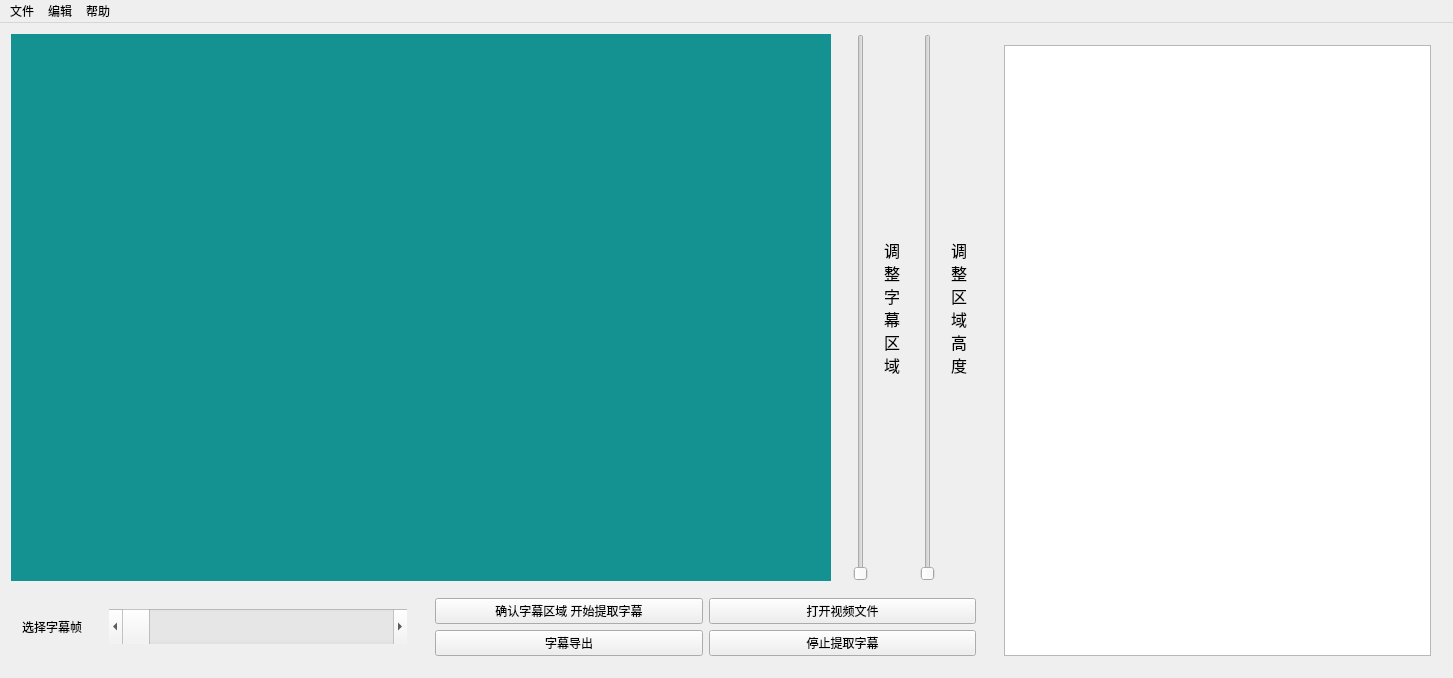
This is ExtractSubtitle/subtitle.ui in capp-adocia/Embed-Subtitle-Extractor-Lite as Qt 5 draws it before an edit. The edited form follows.
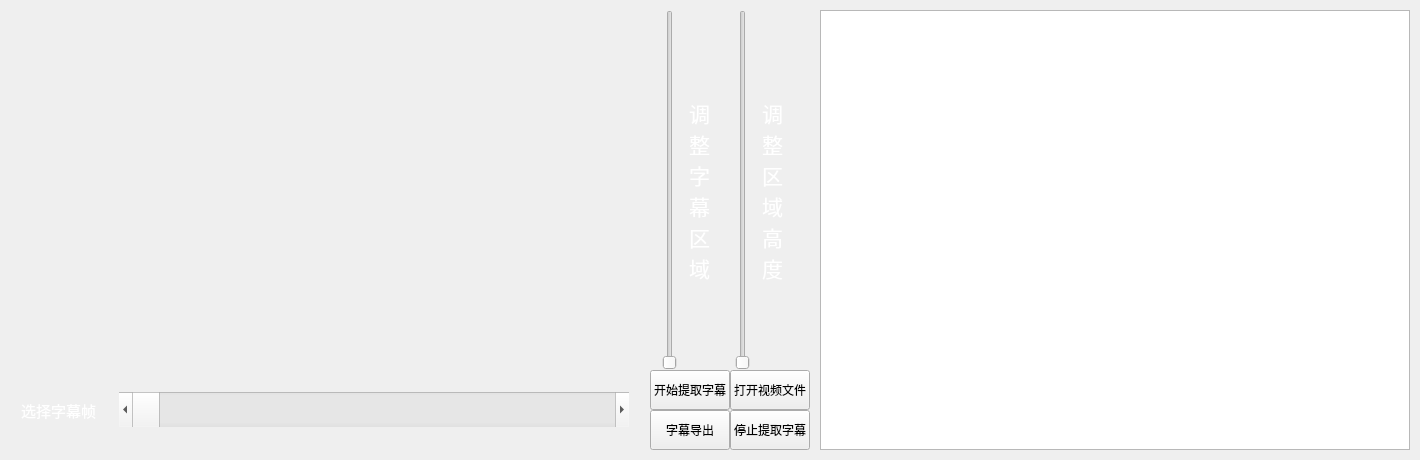
This is the edited form.

Diff of the .ui file:
```diff
--- a/ExtractSubtitle/subtitle.ui
+++ b/ExtractSubtitle/subtitle.ui
@@ -6,14 +6,14 @@
    <rect>
     <x>0</x>
     <y>0</y>
-    <width>1453</width>
-    <height>678</height>
+    <width>1420</width>
+    <height>460</height>
    </rect>
   </property>
   <property name="minimumSize">
    <size>
-    <width>1453</width>
-    <height>678</height>
+    <width>0</width>
+    <height>0</height>
    </size>
   </property>
   <property name="sizeIncrement">
@@ -26,13 +26,31 @@
    <string>Subtitle</string>
   </property>
   <widget class="QWidget" name="centralWidget">
-   <layout class="QGridLayout" name="gridLayout_5">
+   <layout class="QGridLayout" name="gridLayout">
+    <property name="leftMargin">
+     <number>10</number>
+    </property>
+    <property name="topMargin">
+     <number>10</number>
+    </property>
+    <property name="rightMargin">
+     <number>10</number>
+    </property>
+    <property name="bottomMargin">
+     <number>10</number>
+    </property>
+    <property name="horizontalSpacing">
+     <number>10</number>
+    </property>
+    <property name="verticalSpacing">
+     <number>0</number>
+    </property>
     <item row="0" column="0" colspan="2">
      <widget class="QStackedWidget" name="stackedWidget">
       <property name="minimumSize">
        <size>
-        <width>820</width>
-        <height>480</height>
+        <width>630</width>
+        <height>360</height>
        </size>
       </property>
       <property name="maximumSize">
@@ -41,6 +59,9 @@
         <height>16777215</height>
        </size>
       </property>
+      <property name="styleSheet">
+       <string notr="true"/>
+      </property>
       <property name="currentIndex">
        <number>0</number>
       </property>
@@ -58,7 +79,7 @@
         </size>
        </property>
        <property name="styleSheet">
-        <string notr="true">background-color: rgb(20, 145, 145);</string>
+        <string notr="true"/>
        </property>
       </widget>
       <widget class="QWidget" name="PlayPage">
@@ -108,13 +129,13 @@
         <widget class="QLabel" name="Label">
          <property name="maximumSize">
           <size>
-           <width>20</width>
+           <width>34</width>
            <height>16777215</height>
           </size>
          </property>
          <property name="font">
           <font>
-           <pointsize>12</pointsize>
+           <pointsize>16</pointsize>
           </font>
          </property>
          <property name="contextMenuPolicy">
@@ -123,6 +144,9 @@
          <property name="layoutDirection">
           <enum>Qt::LeftToRight</enum>
          </property>
+         <property name="styleSheet">
+          <string notr="true">color: rgb(255, 255, 255);</string>
+         </property>
          <property name="text">
           <string>调整字幕区域</string>
          </property>
@@ -160,13 +184,13 @@
         <widget class="QLabel" name="Label_2">
          <property name="maximumSize">
           <size>
-           <width>20</width>
+           <width>34</width>
            <height>16777215</height>
           </size>
          </property>
          <property name="font">
           <font>
-           <pointsize>12</pointsize>
+           <pointsize>16</pointsize>
           </font>
          </property>
          <property name="contextMenuPolicy">
@@ -175,6 +199,9 @@
          <property name="layoutDirection">
           <enum>Qt::LeftToRight</enum>
          </property>
+         <property name="styleSheet">
+          <string notr="true">color: rgb(255, 255, 255);</string>
+         </property>
          <property name="text">
           <string>调整区域高度</string>
          </property>
@@ -208,34 +235,137 @@
       </layout>
      </widget>
     </item>
-    <item row="1" column="0">
+    <item row="0" column="3" rowspan="2">
+     <widget class="QTextBrowser" name="textBrowser">
+      <property name="minimumSize">
+       <size>
+        <width>0</width>
+        <height>230</height>
+       </size>
+      </property>
+      <property name="font">
+       <font>
+        <pointsize>11</pointsize>
+       </font>
+      </property>
+     </widget>
+    </item>
+    <item row="1" column="2">
+     <widget class="QWidget" name="widget_2" native="true">
+      <layout class="QGridLayout" name="gridLayout_2">
+       <property name="leftMargin">
+        <number>0</number>
+       </property>
+       <property name="topMargin">
+        <number>0</number>
+       </property>
+       <property name="rightMargin">
+        <number>0</number>
+       </property>
+       <property name="bottomMargin">
+        <number>0</number>
+       </property>
+       <property name="spacing">
+        <number>0</number>
+       </property>
+       <item row="0" column="1">
+        <widget class="QPushButton" name="openVideoButton">
+         <property name="minimumSize">
+          <size>
+           <width>0</width>
+           <height>40</height>
+          </size>
+         </property>
+         <property name="text">
+          <string>打开视频文件</string>
+         </property>
+        </widget>
+       </item>
+       <item row="0" column="0">
+        <widget class="QPushButton" name="resquestButton">
+         <property name="minimumSize">
+          <size>
+           <width>0</width>
+           <height>40</height>
+          </size>
+         </property>
+         <property name="maximumSize">
+          <size>
+           <width>16777215</width>
+           <height>16777215</height>
+          </size>
+         </property>
+         <property name="text">
+          <string>开始提取字幕</string>
+         </property>
+        </widget>
+       </item>
+       <item row="1" column="0">
+        <widget class="QPushButton" name="subtitleExportButton">
+         <property name="minimumSize">
+          <size>
+           <width>0</width>
+           <height>40</height>
+          </size>
+         </property>
+         <property name="text">
+          <string>字幕导出</string>
+         </property>
+        </widget>
+       </item>
+       <item row="1" column="1">
+        <widget class="QPushButton" name="stopExtractButton">
+         <property name="minimumSize">
+          <size>
+           <width>0</width>
+           <height>40</height>
+          </size>
+         </property>
+         <property name="text">
+          <string>停止提取字幕</string>
+         </property>
+        </widget>
+       </item>
+      </layout>
+     </widget>
+    </item>
+    <item row="1" column="0" colspan="2">
      <widget class="QWidget" name="widget" native="true">
       <layout class="QGridLayout" name="gridLayout_4">
        <item row="0" column="0">
         <widget class="QLabel" name="label">
          <property name="minimumSize">
           <size>
-           <width>81</width>
+           <width>92</width>
            <height>54</height>
           </size>
          </property>
          <property name="maximumSize">
           <size>
-           <width>81</width>
+           <width>92</width>
            <height>54</height>
           </size>
          </property>
          <property name="font">
           <font>
-           <pointsize>9</pointsize>
+           <pointsize>11</pointsize>
           </font>
          </property>
          <property name="toolTip">
           <string notr="true"/>
          </property>
+         <property name="layoutDirection">
+          <enum>Qt::LeftToRight</enum>
+         </property>
+         <property name="styleSheet">
+          <string notr="true">color: rgb(255, 255, 255);</string>
+         </property>
          <property name="text">
           <string>选择字幕帧</string>
          </property>
+         <property name="alignment">
+          <set>Qt::AlignLeading|Qt::AlignLeft|Qt::AlignVCenter</set>
+         </property>
         </widget>
        </item>
        <item row="0" column="1">
@@ -263,89 +393,8 @@
       </layout>
      </widget>
     </item>
-    <item row="1" column="1" colspan="2">
-     <widget class="QWidget" name="widget_2" native="true">
-      <layout class="QGridLayout" name="gridLayout_2">
-       <item row="0" column="0">
-        <widget class="QPushButton" name="resquestButton">
-         <property name="text">
-          <string>确认字幕区域 开始提取字幕</string>
-         </property>
-        </widget>
-       </item>
-       <item row="0" column="1">
-        <widget class="QPushButton" name="openVideoButton">
-         <property name="text">
-          <string>打开视频文件</string>
-         </property>
-        </widget>
-       </item>
-       <item row="1" column="0">
-        <widget class="QPushButton" name="subtitleExportButton">
-         <property name="text">
-          <string>字幕导出</string>
-         </property>
-        </widget>
-       </item>
-       <item row="1" column="1">
-        <widget class="QPushButton" name="stopExtractButton">
-         <property name="text">
-          <string>停止提取字幕</string>
-         </property>
-        </widget>
-       </item>
-      </layout>
-     </widget>
-    </item>
-    <item row="0" column="3" rowspan="2">
-     <widget class="QWidget" name="textBrowserWidget" native="true">
-      <layout class="QGridLayout" name="gridLayout">
-       <item row="0" column="0">
-        <widget class="QTextBrowser" name="textBrowser">
-         <property name="minimumSize">
-          <size>
-           <width>0</width>
-           <height>230</height>
-          </size>
-         </property>
-        </widget>
-       </item>
-      </layout>
-     </widget>
-    </item>
    </layout>
   </widget>
-  <widget class="QMenuBar" name="menuBar">
-   <property name="geometry">
-    <rect>
-     <x>0</x>
-     <y>0</y>
-     <width>1453</width>
-     <height>26</height>
-    </rect>
-   </property>
-   <widget class="QMenu" name="menu">
-    <property name="title">
-     <string>文件</string>
-    </property>
-    <addaction name="actionOpen"/>
-    <addaction name="actionSave"/>
-    <addaction name="actionSave_as"/>
-   </widget>
-   <widget class="QMenu" name="menu_2">
-    <property name="title">
-     <string>编辑</string>
-    </property>
-   </widget>
-   <widget class="QMenu" name="menu_3">
-    <property name="title">
-     <string>帮助</string>
-    </property>
-   </widget>
-   <addaction name="menu"/>
-   <addaction name="menu_2"/>
-   <addaction name="menu_3"/>
-  </widget>
   <action name="actionOpen">
    <property name="text">
     <string>打开</string>
```
Left out of the diff: 4 changed lines with no effect on the pictures.
